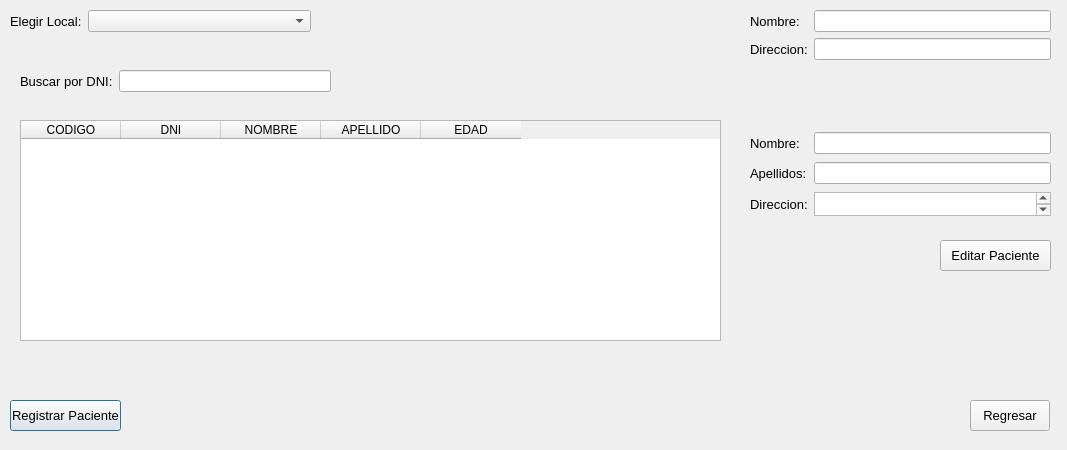
Old version of the form PAF_GUI/PAF_GRAFICA/gui/gestionarpaciente.ui in the repository JMOrbegoso/USS-2021-II-PP.
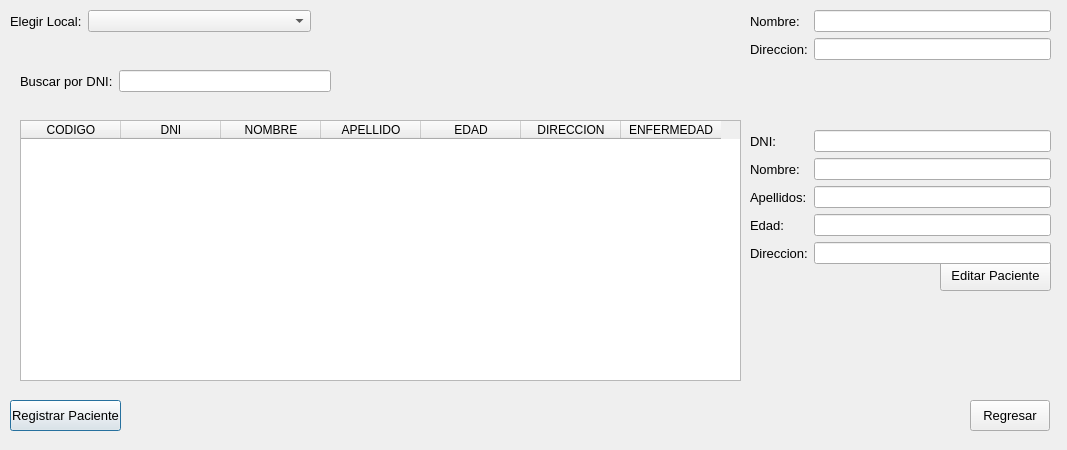
New version of the form.

Patch:
```diff
--- a/PAF_GUI/PAF_GRAFICA/gui/gestionarpaciente.ui
+++ b/PAF_GUI/PAF_GRAFICA/gui/gestionarpaciente.ui
@@ -59,7 +59,7 @@
    <property name="geometry">
     <rect>
      <x>940</x>
-     <y>240</y>
+     <y>260</y>
      <width>111</width>
      <height>31</height>
     </rect>
@@ -109,8 +109,8 @@
     <rect>
      <x>20</x>
      <y>120</y>
-     <width>701</width>
-     <height>221</height>
+     <width>721</width>
+     <height>261</height>
     </rect>
    </property>
    <column>
@@ -138,6 +138,16 @@
      <string>EDAD</string>
     </property>
    </column>
+   <column>
+    <property name="text">
+     <string>DIRECCION</string>
+    </property>
+   </column>
+   <column>
+    <property name="text">
+     <string>ENFERMEDAD</string>
+    </property>
+   </column>
   </widget>
   <widget class="QWidget" name="formLayoutWidget_2">
    <property name="geometry">
@@ -226,11 +236,11 @@
      <x>750</x>
      <y>130</y>
      <width>301</width>
-     <height>91</height>
+     <height>137</height>
     </rect>
    </property>
    <layout class="QFormLayout" name="formLayout_4">
-    <item row="0" column="0">
+    <item row="1" column="0">
      <widget class="QLabel" name="label_5">
       <property name="font">
        <font>
@@ -242,10 +252,14 @@
       </property>
      </widget>
     </item>
-    <item row="0" column="1">
-     <widget class="QLineEdit" name="editarNombreTxt"/>
+    <item row="1" column="1">
+     <widget class="QLineEdit" name="editarNombreTxt">
+      <property name="readOnly">
+       <bool>false</bool>
+      </property>
+     </widget>
     </item>
-    <item row="1" column="0">
+    <item row="2" column="0">
      <widget class="QLabel" name="label_6">
       <property name="font">
        <font>
@@ -257,31 +271,62 @@
       </property>
      </widget>
     </item>
-    <item row="1" column="1">
-     <widget class="QLineEdit" name="apellidosTxt"/>
-    </item>
-    <item row="2" column="0">
-     <widget class="QLabel" name="label_7">
-      <property name="font">
-       <font>
-        <pointsize>10</pointsize>
-       </font>
-      </property>
-      <property name="text">
-       <string>Direccion:</string>
-      </property>
-     </widget>
-    </item>
     <item row="2" column="1">
-     <widget class="QPlainTextEdit" name="plainTextEdit">
-      <property name="maximumSize">
-       <size>
-        <width>16777215</width>
-        <height>24</height>
-       </size>
+     <widget class="QLineEdit" name="editarApellidosTxt">
+      <property name="readOnly">
+       <bool>false</bool>
       </property>
      </widget>
     </item>
+    <item row="4" column="0">
+     <widget class="QLabel" name="label_7">
+      <property name="font">
+       <font>
+        <pointsize>10</pointsize>
+       </font>
+      </property>
+      <property name="text">
+       <string>Direccion:</string>
+      </property>
+     </widget>
+    </item>
+    <item row="0" column="0">
+     <widget class="QLabel" name="label_8">
+      <property name="font">
+       <font>
+        <pointsize>10</pointsize>
+       </font>
+      </property>
+      <property name="text">
+       <string>DNI:</string>
+      </property>
+     </widget>
+    </item>
+    <item row="0" column="1">
+     <widget class="QLineEdit" name="editarDniTxt">
+      <property name="readOnly">
+       <bool>false</bool>
+      </property>
+     </widget>
+    </item>
+    <item row="4" column="1">
+     <widget class="QLineEdit" name="editarDireccionTxt"/>
+    </item>
+    <item row="3" column="0">
+     <widget class="QLabel" name="label_9">
+      <property name="font">
+       <font>
+        <pointsize>10</pointsize>
+       </font>
+      </property>
+      <property name="text">
+       <string>Edad:</string>
+      </property>
+     </widget>
+    </item>
+    <item row="3" column="1">
+     <widget class="QLineEdit" name="editarEdadTxt"/>
+    </item>
    </layout>
   </widget>
  </widget>
```
Left out of the diff: 9 changed lines with no effect on the pictures.
